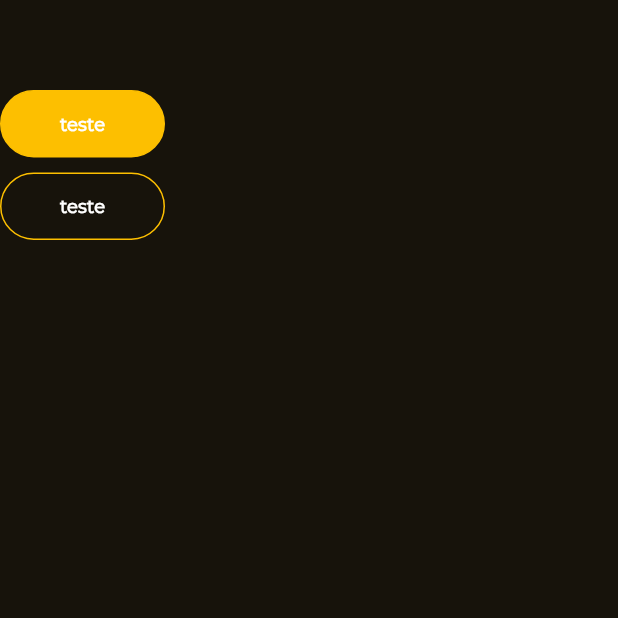
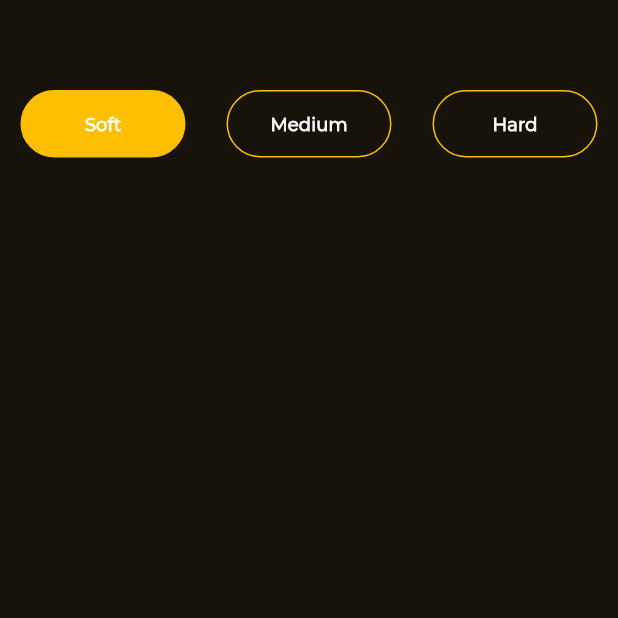
Before and after one commit to claylton/perfect_eggs, a Flutter app: the screen it shows after launch, on a phone screen of 412 x 824 dp, the top half of it. Run offline on Flutter 3.47's test engine with Material 3 defaults, Android fonts, the phone set to English and light mode, and no system bars; our stand-ins replace flare_flutter.

Commit message:
✨ feat: Add button in page

```diff
--- a/lib/pages/home_page.dart
+++ b/lib/pages/home_page.dart
@@ -1,27 +1,16 @@
 import 'package:flutter/material.dart';
-import 'package:perfect_eggs/widgets/button_widget.dart';
+import 'package:perfect_eggs/widgets/type_buttons_widget.dart';
 
 class HomePage extends StatelessWidget {
   const HomePage({Key? key}) : super(key: key);
 
   @override
   Widget build(BuildContext context) {
-    return Scaffold(
+    return const  Scaffold(
       body: Column(
         children: <Widget>[
-          const SizedBox(height: 60),
-          ButtonWidget(
-            label: 'teste',
-            selected: true,
-            onPressed: (){},
-          ),
-          const SizedBox(height: 10),
-          ButtonWidget(
-            label: 'teste',
-            selected: false,
-            onPressed: (){},
-          ),
-
+          SizedBox(height: 60),
+          TypeButtonsWidget(),
         ],
       ),
     );
--- /dev/null
+++ b/lib/widgets/type_buttons_widget.dart
@@ -0,0 +1,37 @@
+import 'package:flutter/material.dart';
+import 'package:perfect_eggs/blocs/app_bloc.dart';
+import 'package:perfect_eggs/widgets/button_widget.dart';
+import 'package:provider/provider.dart';
+
+class TypeButtonsWidget extends StatelessWidget {
+  const TypeButtonsWidget({super.key});
+
+  @override
+  Widget build(BuildContext context) {
+    final AppBloc bloc = Provider.of<AppBloc>(context);
+    return bloc.state == "stopped" ? buttons(bloc) : const SizedBox();
+  }
+
+  Widget buttons(AppBloc bloc) {
+    return Row(
+      mainAxisAlignment: MainAxisAlignment.spaceAround,
+      children: [
+        ButtonWidget(
+          label: "Soft",
+          selected: bloc.selected == "soft",
+          onPressed: () => bloc.select("soft"),
+        ),
+        ButtonWidget(
+          label: "Medium",
+          selected: bloc.selected == "medium",
+          onPressed: () => bloc.select("medium"),
+        ),
+        ButtonWidget(
+          label: "Hard",
+          selected: bloc.selected == "hard",
+          onPressed: () => bloc.select("hard"),
+        ),
+      ],
+    );
+  }
+}
```
